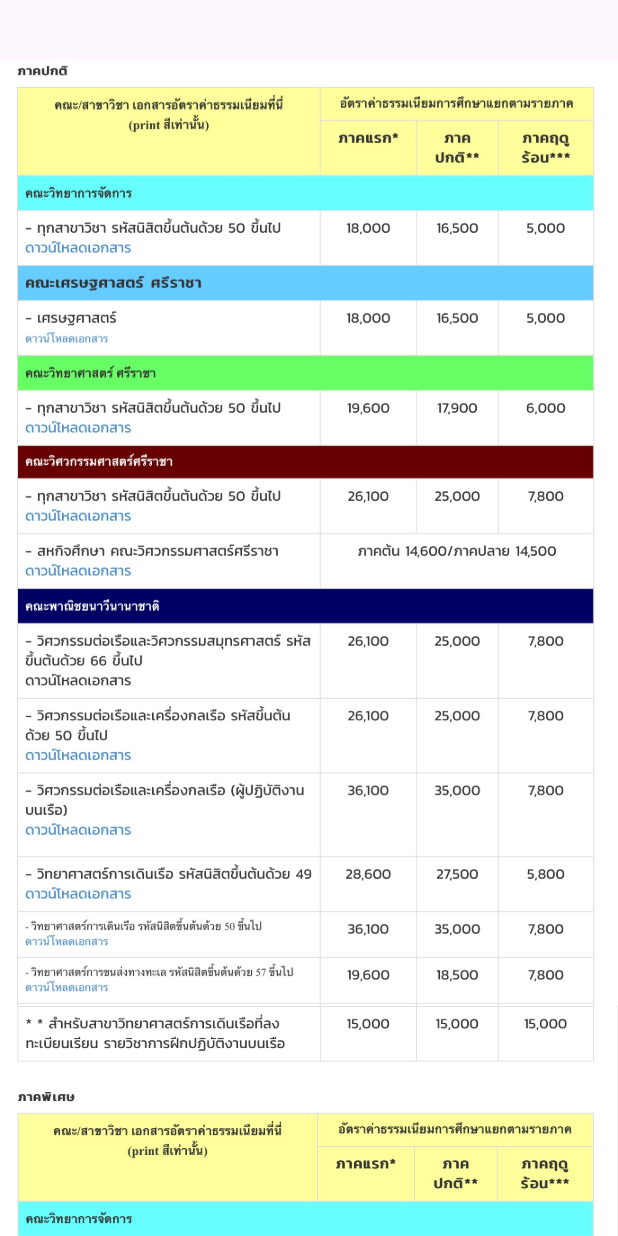
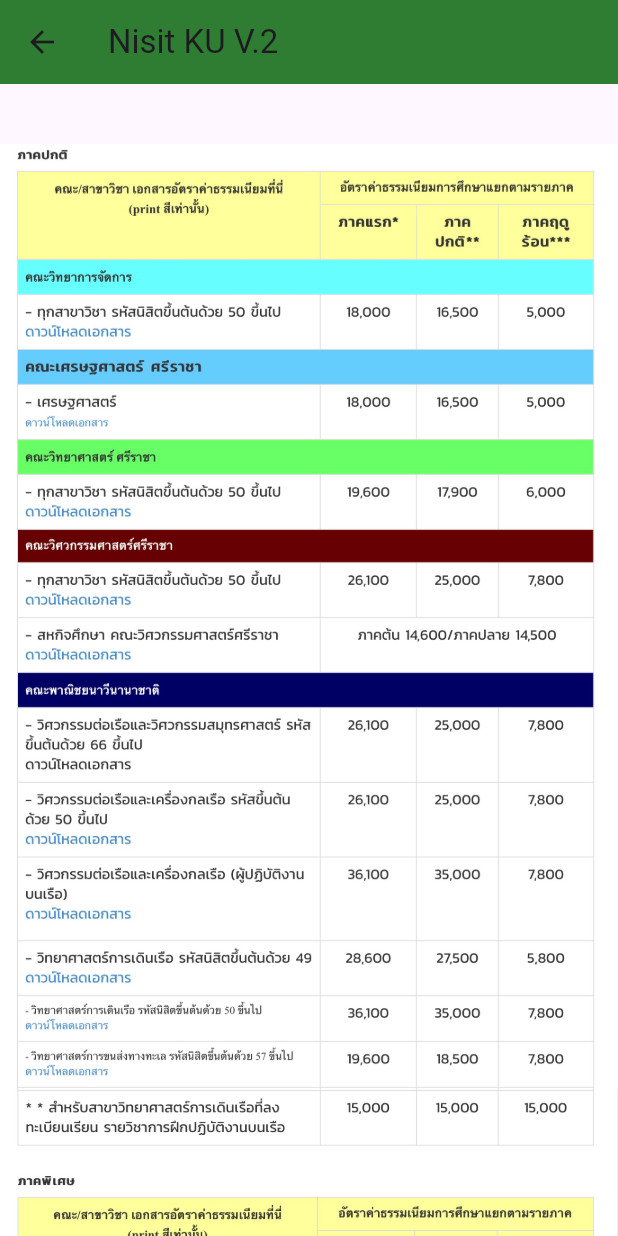
Before and after one commit to Nxwbtk/KU-SRC-MobileDev-Project, a Flutter app: the PayTuitionFirst screen opened directly, after a tap on the "insert drive file" icon, on a phone screen of 412 x 824 dp. Run offline on Flutter 3.47's test engine with Material 3 defaults, Android fonts, the phone set to English and light mode, and no system bars; our stand-ins replace cloud_firestore, firebase_auth, firebase_core, flutter_carousel_widget, table_calendar; missing offline and left inert: awesome_select; accounts and stored records are empty; network calls fail.

Commit message:
แก้ใหม่v2

```diff
--- a/ku_app/lib/student/PayTuition/information.dart
+++ b/ku_app/lib/student/PayTuition/information.dart
@@ -12,6 +12,19 @@ class _InformationPageState extends State<InformationPage> {
   @override
   Widget build(BuildContext context) {
     return Scaffold(
+      appBar: AppBar(
+        title: const Text('Nisit KU V.2'),
+        backgroundColor: Colors.green[800],
+        leading: IconButton(
+          icon: Icon(Icons.arrow_back),
+          onPressed: () {
+            Navigator.push(
+              context,
+              MaterialPageRoute(builder: (context) => const PayTuitionSecond()),
+            );
+          },
+        ),
+      ),
       body: SingleChildScrollView(
         child: Column(
           children: [
--- a/ku_app/lib/student/PayTuition/pay_tuition_first.dart
+++ b/ku_app/lib/student/PayTuition/pay_tuition_first.dart
@@ -15,6 +15,19 @@ class _PayTuitionFirstState extends State<PayTuitionFirst> {
   @override
   Widget build(BuildContext context) {
     return Scaffold(
+      appBar: AppBar(
+        title: const Text('Nisit KU V.2'),
+        backgroundColor: Colors.green[800],
+        leading: IconButton(
+          icon: Icon(Icons.arrow_back),
+          onPressed: () {
+            Navigator.push(
+              context,
+              MaterialPageRoute(builder: (context) => const PayTuitionSecond()),
+            );
+          },
+        ),
+      ),
       body: SingleChildScrollView(
         child: Column(
           children: [
@@ -41,7 +54,7 @@ class _PayTuitionFirstState extends State<PayTuitionFirst> {
                         ),
                       ),
                       const SizedBox(width: 10),
-                      const DropdownExample2(),
+                      const DropdownExample(),
                     ],
                   ),
                   const SizedBox(height: 20),
@@ -342,50 +355,3 @@ class _PayTuitionFirstState extends State<PayTuitionFirst> {
     );
   }
 }
-
-class DropdownExample2 extends StatefulWidget {
-  const DropdownExample2({super.key});
-
-  @override
-  State<DropdownExample2> createState() => _DropdownExampleState2();
-}
-
-class _DropdownExampleState2 extends State<DropdownExample2> {
-  String selectedRegion = 'ภาคปลาย';
-
-  @override
-  Widget build(BuildContext context) {
-    return DropdownButton<String>(
-      value: selectedRegion,
-      onChanged: (String? newValue) {
-        setState(() {
-          selectedRegion = newValue!;
-
-          Navigator.pushReplacement(
-            context,
-            MaterialPageRoute(builder: (context) => const PayTuitionSecond()),
-          );
-        });
-      },
-      dropdownColor: const Color.fromARGB(255, 248, 249, 249),
-      style: const TextStyle(color: Color.fromARGB(255, 0, 0, 0)),
-      items: <String>['ภาคต้น', 'ภาคปลาย']
-          .map<DropdownMenuItem<String>>((String value) {
-        return DropdownMenuItem<String>(
-          value: value,
-          child: Container(
-            padding: const EdgeInsets.symmetric(vertical: 10, horizontal: 20),
-            decoration: BoxDecoration(
-              borderRadius: BorderRadius.circular(10),
-              color:  Colors.green[800],
-            ),
-            child: Text(
-              value,
-              style: const TextStyle(color: Color.fromARGB(255, 251, 250, 250)),
-            ),
-          ),
-        );
-      }).toList(),
-    );
-  }
-}
```
Also changed, not shown: ku_app/lib/student/PayTuition/bank_first_semester.dart (+14 -0 lines), ku_app/lib/student/PayTuition/bank_second_semester.dart (+14 -0 lines), ku_app/lib/student/PayTuition/pay_tuition_second.dart (+33 -12 lines), ku_app/lib/student/PayTuition/qr_first_semester.dart (+15 -0 lines), ku_app/lib/student/PayTuition/qr_second_semester.dart (+17 -1 lines).
